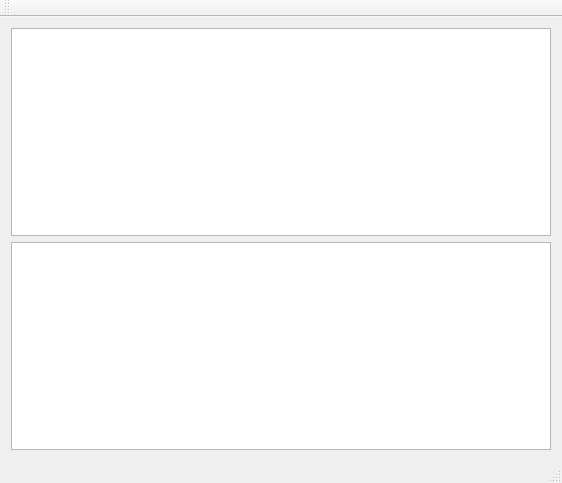
The window that mainwindow.ui (hawkchch/BubbleChat) describes before a commit, drawn with Qt 5.
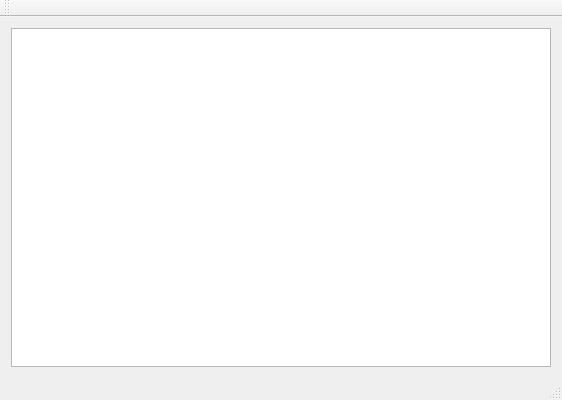
The same window after the commit. Custom widgets are drawn as their Qt base class.

Patch:
```diff
--- a/mainwindow.ui
+++ b/mainwindow.ui
@@ -7,7 +7,7 @@
     <x>0</x>
     <y>0</y>
     <width>562</width>
-    <height>483</height>
+    <height>400</height>
    </rect>
   </property>
   <property name="windowTitle">
@@ -18,17 +18,6 @@
     <item>
      <widget class="ChatMessageView" name="listView"/>
     </item>
-    <item>
-     <widget class="MultiText" name="textEdit">
-      <property name="html">
-       <string>&lt;!DOCTYPE HTML PUBLIC &quot;-//W3C//DTD HTML 4.0//EN&quot; &quot;http://www.w3.org/TR/REC-html40/strict.dtd&quot;&gt;
-&lt;html&gt;&lt;head&gt;&lt;meta name=&quot;qrichtext&quot; content=&quot;1&quot; /&gt;&lt;style type=&quot;text/css&quot;&gt;
-p, li { white-space: pre-wrap; }
-&lt;/style&gt;&lt;/head&gt;&lt;body style=&quot; font-family:'SimSun'; font-size:9pt; font-weight:400; font-style:normal;&quot;&gt;
-&lt;p style=&quot;-qt-paragraph-type:empty; margin-top:12px; margin-bottom:12px; margin-left:0px; margin-right:0px; -qt-block-indent:0; text-indent:0px;&quot;&gt;&lt;br /&gt;&lt;/p&gt;&lt;/body&gt;&lt;/html&gt;</string>
-      </property>
-     </widget>
-    </item>
    </layout>
   </widget>
   <widget class="QMenuBar" name="menuBar">
@@ -58,11 +47,6 @@
    <extends>QListView</extends>
    <header location="global">chatmessageview.h</header>
   </customwidget>
-  <customwidget>
-   <class>MultiText</class>
-   <extends>QTextEdit</extends>
-   <header>multitext.h</header>
-  </customwidget>
  </customwidgets>
  <resources/>
  <connections/>
```
